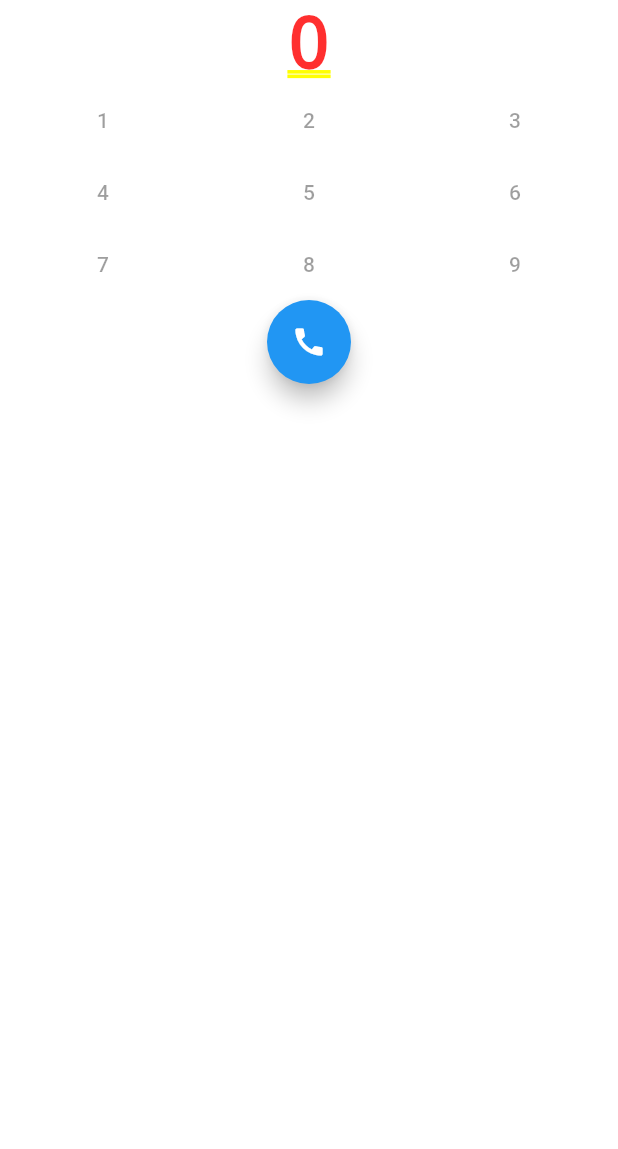
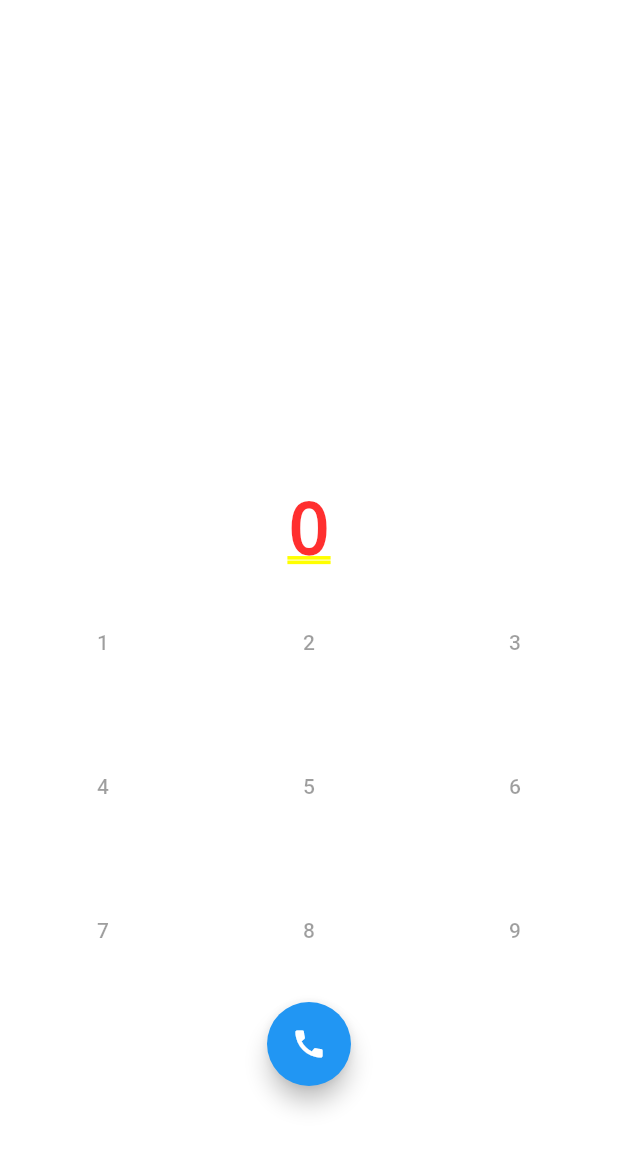
Before and after one commit to Rainy99/flutter-telecom, a Flutter app: the screen it shows after launch, after a tap on the "dialpad" icon, on a phone screen of 412 x 824 dp. Shown: the top 1149 px of the screen. Run offline on Flutter 3.47's test engine with Material 2 defaults, Android fonts, the phone set to English and light mode, and no system bars.

Commit message:
Change layout

```diff
--- a/lib/views/dail.dart
+++ b/lib/views/dail.dart
@@ -10,26 +10,35 @@ class Dail extends StatelessWidget {
 }
 
 class Dialpad extends StatefulWidget {
+  @override
   _DialpadState createState() => _DialpadState();
 }
 
 class _DialpadState extends State<Dialpad> {
   var phoneNumberList = new List<int>();
-  var phoneNumber = "0";
+  var phoneNumber = "";
 
   _setPhoneNumber(int value) {
     setState(() {
       phoneNumberList.add(value);
-      phoneNumber = value.toString();
+      phoneNumber = "1111";
     });
+  }
+
+  @override
+  void initState() {
+    super.initState();
+    phoneNumber = "0";
   }
 
   @override
   Widget build(BuildContext context) {
     // TODO: implement build
     return Container(
+      alignment: Alignment.bottomCenter,
       decoration: BoxDecoration(color: Colors.white),
-      child: Center(
+      child: Container(
+          height: 500,
           child: Column(
             children: <Widget>[
               Text(phoneNumber),
@@ -39,39 +48,57 @@ class _DialpadState extends State<Dialpad> {
                     children: <Widget>[
                       Expanded(
                           child: FlatButton(
-                          child: Text("1"), onPressed: _setPhoneNumber(1))),
+                              padding: EdgeInsets.only(top: 40, bottom: 40),
+                              child: Text("1"),
+                              onPressed: _setPhoneNumber(1))),
                       Expanded(
                           child: FlatButton(
-                          child: Text("2"), onPressed: _setPhoneNumber(2))),
+                              padding: EdgeInsets.only(top: 40, bottom: 40),
+                              child: Text("2"),
+                              onPressed: _setPhoneNumber(2))),
                       Expanded(
                           child: FlatButton(
-                          child: Text("3"), onPressed: _setPhoneNumber(3)))
+                              padding: EdgeInsets.only(top: 40, bottom: 40),
+                              child: Text("3"),
+                              onPressed: _setPhoneNumber(3)))
                     ],
                   ),
                   Row(
                     children: <Widget>[
                       Expanded(
                           child: FlatButton(
-                          child: Text("4"), onPressed: _setPhoneNumber(4))),
+                              padding: EdgeInsets.only(top: 40, bottom: 40),
+                              child: Text("4"),
+                              onPressed: _setPhoneNumber(4))),
                       Expanded(
                           child: FlatButton(
-                          child: Text("5"), onPressed: _setPhoneNumber(5))),
+                              padding: EdgeInsets.only(top: 40, bottom: 40),
+                              child: Text("5"),
+                              onPressed: _setPhoneNumber(5))),
                       Expanded(
                           child: FlatButton(
-                          child: Text("6"), onPressed: _setPhoneNumber(6)))
+                              padding: EdgeInsets.only(top: 40, bottom: 40),
+                              child: Text("6"),
+                              onPressed: _setPhoneNumber(6)))
                     ],
                   ),
                   Row(
                     children: <Widget>[
                       Expanded(
                           child: FlatButton(
-                          child: Text("7"), onPressed: _setPhoneNumber(7))),
+                              padding: EdgeInsets.only(top: 40, bottom: 40),
+                              child: Text("7"),
+                              onPressed: _setPhoneNumber(7))),
                       Expanded(
                           child: FlatButton(
-                          child: Text("8"), onPressed: _setPhoneNumber(8))),
+                              padding: EdgeInsets.only(top: 40, bottom: 40),
+                              child: Text("8"),
+                              onPressed: _setPhoneNumber(8))),
                       Expanded(
                           child: FlatButton(
-                          child: Text("9"), onPressed: _setPhoneNumber(9)))
+                              padding: EdgeInsets.only(top: 40, bottom: 40),
+                              child: Text("9"),
+                              onPressed: _setPhoneNumber(9)))
                     ],
                   )
                 ],
```
Lines whose indentation alone changed are shown as unchanged.
